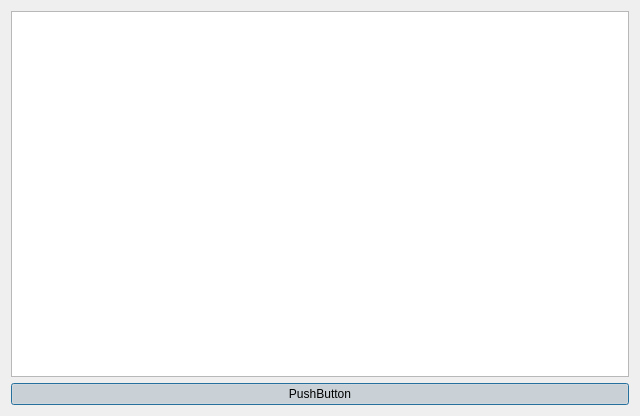
First picture: the form in dialog.ui, repository MrTrojan52/MERAGui, before the edit.
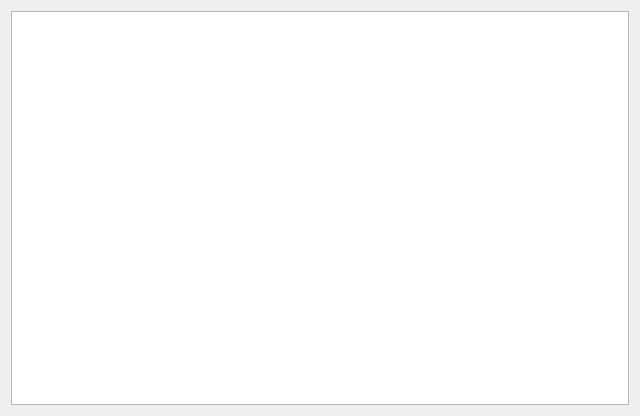
Second picture: the form after the edit.

What changed in the file:
```diff
--- a/dialog.ui
+++ b/dialog.ui
@@ -17,25 +17,6 @@
    <item>
     <widget class="QTextEdit" name="editLog"/>
    </item>
-   <item>
-    <widget class="QPushButton" name="pushButton">
-     <property name="text">
-      <string>PushButton</string>
-     </property>
-     <property name="checkable">
-      <bool>true</bool>
-     </property>
-     <property name="checked">
-      <bool>true</bool>
-     </property>
-     <property name="default">
-      <bool>false</bool>
-     </property>
-     <property name="flat">
-      <bool>false</bool>
-     </property>
-    </widget>
-   </item>
   </layout>
  </widget>
  <layoutdefault spacing="6" margin="11"/>
```
